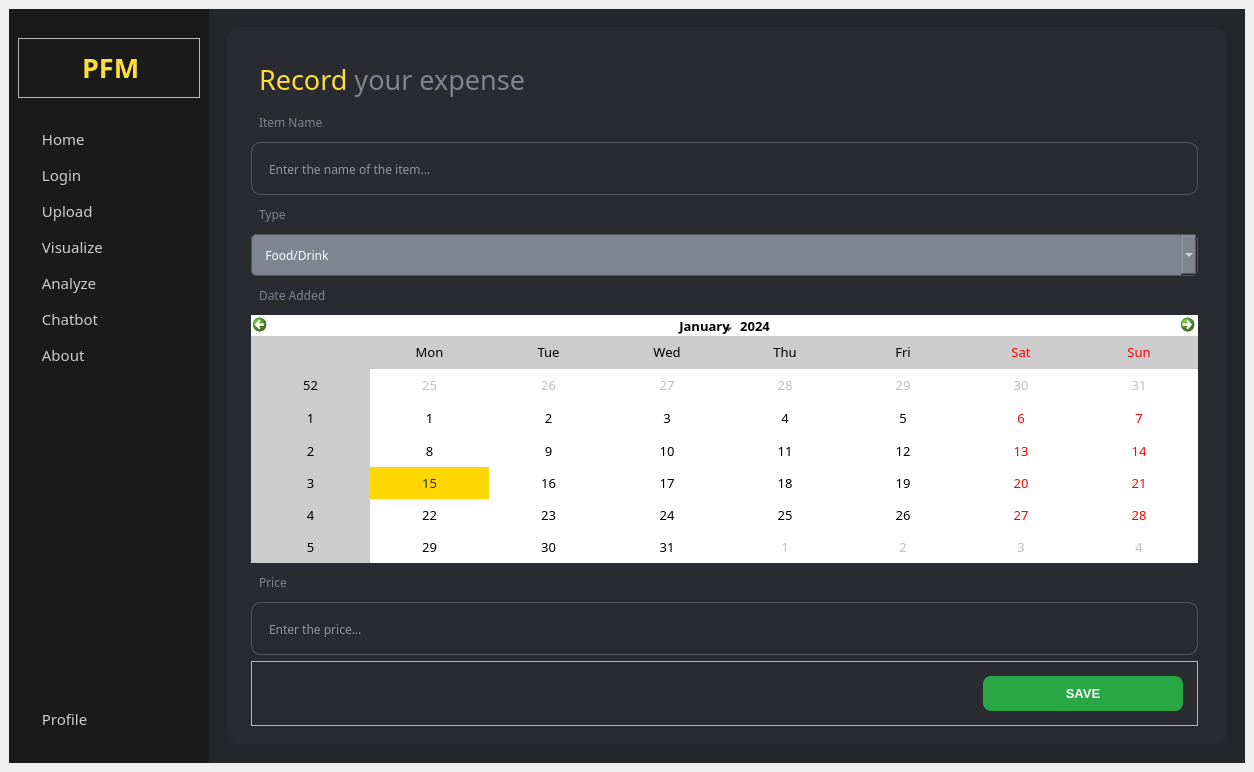
This is UI/Master.ui in AtlasCJr/pfm as Qt 5 draws it before an edit. The edited form follows.
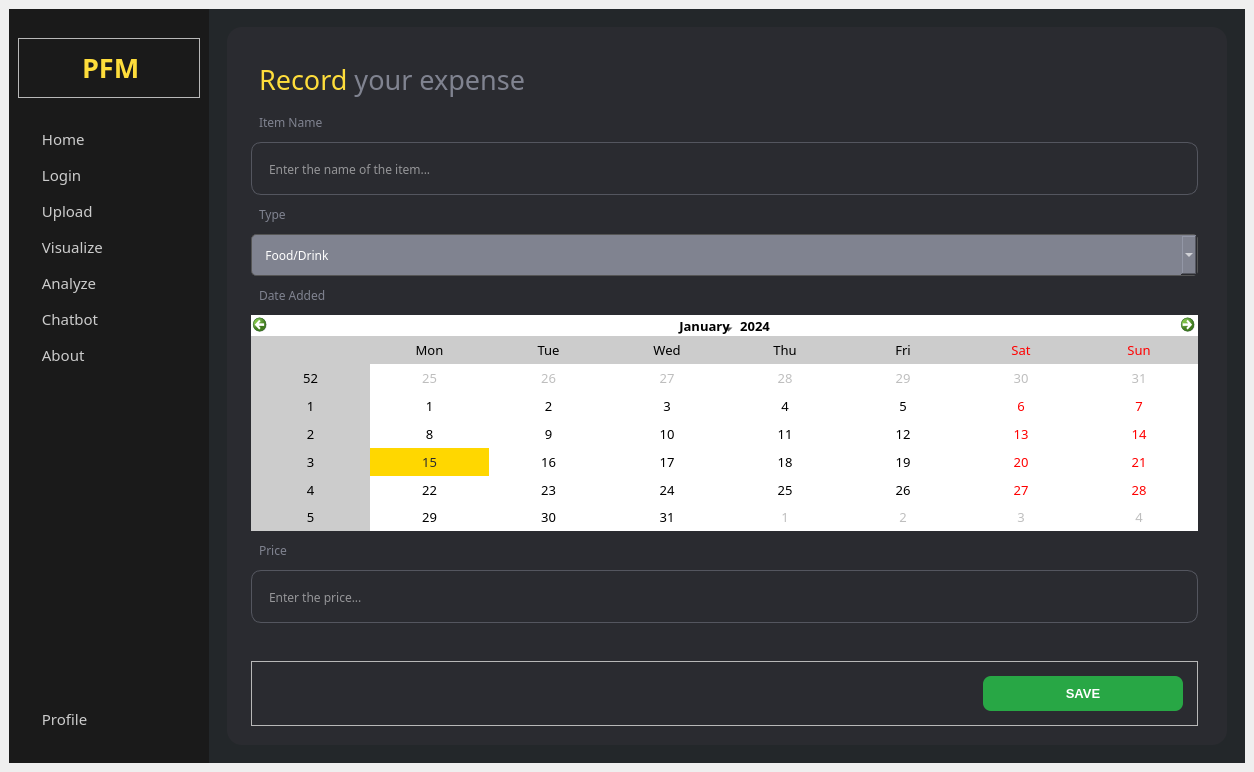
This is the edited form. The open tabs and pages were chosen to show the change. Icons and pictures are not drawn.

Patch:
```diff
--- a/UI/Master.ui
+++ b/UI/Master.ui
@@ -2150,6 +2150,26 @@
                 </property>
                </widget>
               </item>
+              <item>
+               <widget class="QLabel" name="ID_errorMsg">
+                <property name="sizePolicy">
+                 <sizepolicy hsizetype="Preferred" vsizetype="Maximum">
+                  <horstretch>0</horstretch>
+                  <verstretch>0</verstretch>
+                 </sizepolicy>
+                </property>
+                <property name="styleSheet">
+                 <string notr="true">color: red;
+</string>
+                </property>
+                <property name="text">
+                 <string/>
+                </property>
+                <property name="alignment">
+                 <set>Qt::AlignRight|Qt::AlignTrailing|Qt::AlignVCenter</set>
+                </property>
+               </widget>
+              </item>
               <item>
                <widget class="QFrame" name="frame_4">
                 <property name="maximumSize">
```
Left out of the diff: 4 changed lines with no effect on the pictures.
